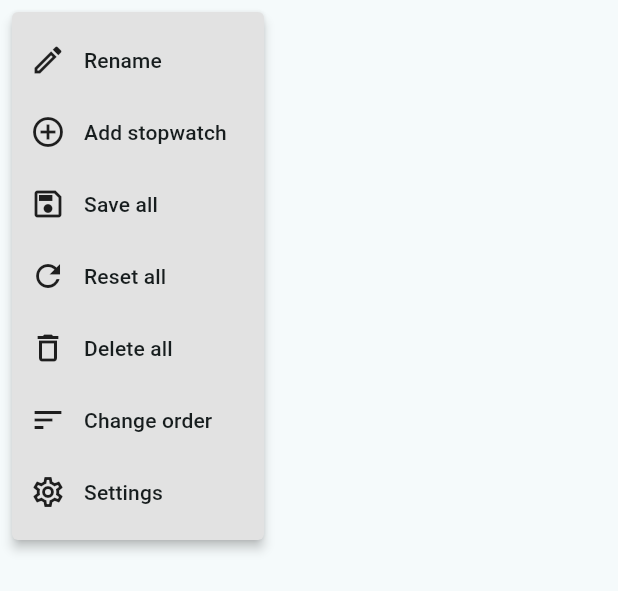
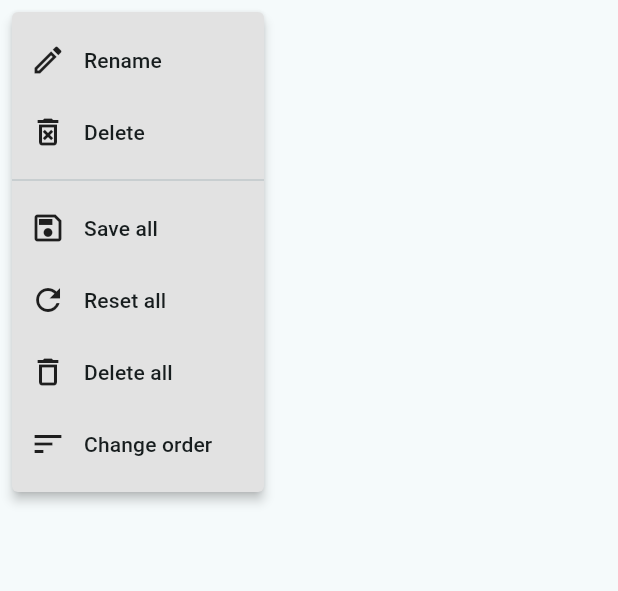
Before and after one commit to b-ausoj/flutter_stopwatch_app_v1, a Flutter app: the StopwatchesPagePopupMenuButton widget shown alone on an empty page, opened directly with empty values, after a tap on the "more vert" icon, on a phone screen of 412 x 824 dp. Shown: the top 591 px of the screen. Run offline on Flutter 3.47's test engine with Material 3 defaults, Android fonts, the phone set to English and light mode, and no system bars; our stand-ins replace shared_preferences; accounts and stored records are empty.

Commit message:
implemented screen delete, but confirmation dialog and correct refresh is missing

```diff
--- a/lib/enums/recordings_page_menu_item.dart
+++ b/lib/enums/recordings_page_menu_item.dart
@@ -1 +1 @@
-enum RecordingsPageMenuItem { deleteAll, exportAll, settings }
+enum RecordingsPageMenuItem { deleteAll, exportAll }
--- a/lib/enums/stopwatches_page_menu_item.dart
+++ b/lib/enums/stopwatches_page_menu_item.dart
@@ -1,9 +1,8 @@
 enum StopwatchesPageMenuItem {
   rename,
-  addStopwatch,
+  deleteScreen,
   saveAll,
   resetAll,
   deleteAll,
   changeOrder,
-  settings
 }
--- a/lib/pages/recordings_page.dart
+++ b/lib/pages/recordings_page.dart
@@ -31,10 +31,6 @@ class _RecordingsPageState extends State<RecordingsPage>
                 break;
               case RecordingsPageMenuItem.exportAll:
                 break;
-              case RecordingsPageMenuItem.settings:
-                Navigator.of(context).push(MaterialPageRoute(
-                    builder: (context) => const SettingsPage()));
-                break;
             }
           })
         ],
--- a/lib/pages/start_page.dart
+++ b/lib/pages/start_page.dart
@@ -61,6 +61,8 @@ class _StartPageState extends State<StartPage> {
                                 _showRenameDialog(screen);
                                 break;
                               case StartPageCardMenuItem.delete:
+                                startController.removeScreen(screen);
+                                setState(() {});
                                 break;
                             }
                           }),
--- a/lib/widgets/popup_menu_buttons/recordings_page_popup_menu_button.dart
+++ b/lib/widgets/popup_menu_buttons/recordings_page_popup_menu_button.dart
@@ -36,18 +36,6 @@ class RecordingsPagePopupMenuButton extends StatelessWidget {
             ],
           ),
         ),
-        const PopupMenuItem<RecordingsPageMenuItem>(
-          value: RecordingsPageMenuItem.settings,
-          child: Row(
-            children: [
-              Icon(Icons.settings_outlined),
-              SizedBox(
-                width: 12,
-              ),
-              Text('Settings'),
-            ],
-          ),
-        ),
       ],
     );
   }
--- a/lib/widgets/popup_menu_buttons/stopwatches_page_popup_menu_button.dart
+++ b/lib/widgets/popup_menu_buttons/stopwatches_page_popup_menu_button.dart
@@ -1,11 +1,14 @@
 import 'package:flutter/material.dart';
+import 'package:flutter_stopwatch_app_v1/controllers/stopwatches_page_controller.dart';
 import 'package:flutter_stopwatch_app_v1/enums/stopwatches_page_menu_item.dart';
 
 class StopwatchesPagePopupMenuButton extends StatelessWidget {
+  final String name;
   final Function(StopwatchesPageMenuItem) onSelected;
 
-  const StopwatchesPagePopupMenuButton({required this.onSelected, super.key});
+  const StopwatchesPagePopupMenuButton(this.name, {required this.onSelected, super.key});
 
+  // TODO: should improve this menu, not sure if it is intuitive and clear
   @override
   Widget build(BuildContext context) {
     return PopupMenuButton(
@@ -23,18 +26,22 @@ class StopwatchesPagePopupMenuButton extends StatelessWidget {
             ],
           ),
         ),
-        const PopupMenuItem<StopwatchesPageMenuItem>(
-          value: StopwatchesPageMenuItem.addStopwatch,
+        PopupMenuItem<StopwatchesPageMenuItem>(
+          value: StopwatchesPageMenuItem.deleteScreen,
           child: Row(
             children: [
-              Icon(Icons.add_circle_outline),
-              SizedBox(
+              const Icon(Icons.delete_forever_outlined),
+              const SizedBox(
                 width: 12,
               ),
-              Text('Add stopwatch'),
+              Container(
+                constraints: const BoxConstraints(maxWidth: 140),
+                child: Text("Delete $name"), // TODO: not a perfect name
+              ),
             ],
           ),
         ),
+        const PopupMenuDivider(),
         const PopupMenuItem<StopwatchesPageMenuItem>(
           value: StopwatchesPageMenuItem.saveAll,
           child: Row(
@@ -83,18 +90,6 @@ class StopwatchesPagePopupMenuButton extends StatelessWidget {
             ],
           ),
         ),
-        const PopupMenuItem<StopwatchesPageMenuItem>(
-          value: StopwatchesPageMenuItem.settings,
-          child: Row(
-            children: [
-              Icon(Icons.settings_outlined),
-              SizedBox(
-                width: 12,
-              ),
-              Text('Settings'),
-            ],
-          ),
-        ),
       ],
     );
   }
```
Also changed, not shown: lib/controllers/start_page_controller.dart (+7 -0 lines), lib/pages/stopwatches_page.dart (+4 -5 lines), lib/services/shared_preferences_service.dart (+10 -0 lines).
